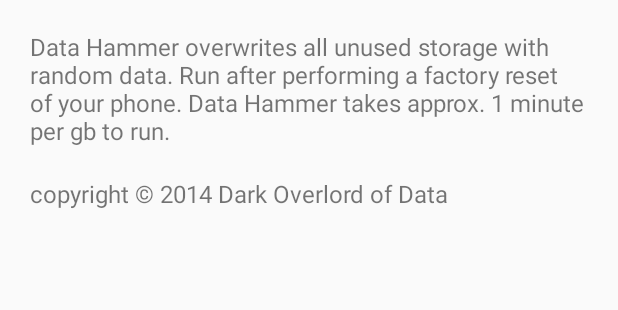
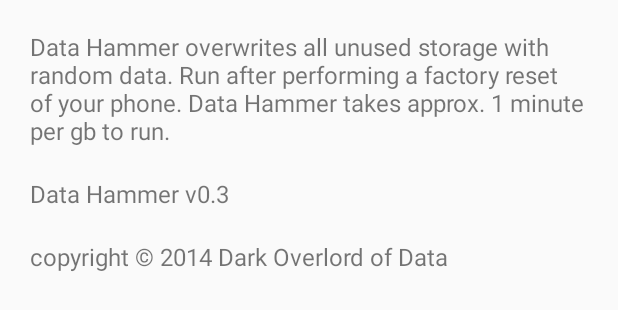
Before and after one commit to darkoverlordofdata/datahammer, an Android app: the layout about.xml on its own in the app's theme, with its tools: preview values and no code run, on a phone screen of 412 x 824 dp. Shown: the top 310 px of the screen. Run offline under Robolectric (Android 15) with nearby library versions, the phone set to English and light mode, and no system bars.

Commit message:
uat features

```diff
--- a/app/build.gradle
+++ b/app/build.gradle
@@ -7,8 +7,8 @@ android {
         applicationId "com.darkoverlordofdata.malleus"
         minSdkVersion 8
         targetSdkVersion 15
-        versionCode 1
-        versionName '0.1'
+        versionCode 3
+        versionName '0.3'
     }
     buildTypes {
         release {
--- a/app/src/main/AndroidManifest.xml
+++ b/app/src/main/AndroidManifest.xml
@@ -11,6 +11,8 @@
         android:allowBackup="true"
         android:icon="@drawable/ic_launcher"
         android:label="@string/app_name"
+        android:versionCode="@string/app_code"
+        android:versionName="@string/app_version"
         android:theme="@style/AppTheme" >
         <activity
             android:name=".HammerActivity"
--- a/app/src/main/java/com/darkoverlordofdata/malleus/HammerActivity.java
+++ b/app/src/main/java/com/darkoverlordofdata/malleus/HammerActivity.java
@@ -43,7 +43,7 @@ public class HammerActivity extends ActionBarActivity {
     public static final int         IO_RANDOM               = 1;
     public static final int         IO_STYLE                = 1;        // Random access was 16x faster on my Nexus4
     public static final int         THROTTLE                = 0;        // limit # of records to process
-    public static final boolean     BETA                    = false;    // log status messages
+    public static final boolean     BETA                    = true;    // log status messages
     public static final boolean     FREE_MEMORY             = true;     // delete the files when we're done
     public static final int         PAGE_SIZE               = 1024 * 4;
     public static final String      FILENAME                = "darkoverlordofdata.malleus";
@@ -74,8 +74,8 @@ public class HammerActivity extends ActionBarActivity {
 
         }
 
-        DeleteFileAsync task = new DeleteFileAsync().inject(model, view, this);
-        task.execute();
+//        DeleteFileAsync task = new DeleteFileAsync().inject(model, view, this);
+//        task.execute();
     }
 
 
--- a/app/src/main/res/layout/about.xml
+++ b/app/src/main/res/layout/about.xml
@@ -14,6 +14,14 @@
         android:autoLink="web" />
 
     <TextView
+        android:id="@+id/about_title"
+        android:layout_width="match_parent"
+        android:layout_height="wrap_content"
+        android:paddingTop="20dip"
+        android:textSize="16sp"
+        android:text="@string/app_title" />
+
+    <TextView
         android:id="@+id/about_credits"
         android:layout_width="match_parent"
         android:layout_height="wrap_content"
--- a/app/src/main/res/values/strings.xml
+++ b/app/src/main/res/values/strings.xml
@@ -2,6 +2,10 @@
 <resources>
 
     <string name="app_name">Data Hammer</string>
+    <string name="app_code">3</string>
+    <string name="app_version">0.3</string>
+    <string name="app_title">Data Hammer v0.3</string>
+
     <string name="app_descrip">
         Data Hammer overwrites all unused storage with random data.
         Run after performing a factory reset of your phone.
```
Also changed, not shown: app/src/main/java/com/darkoverlordofdata/malleus/WriteRandomAsync.java (+40 -20 lines), 6 other files.
